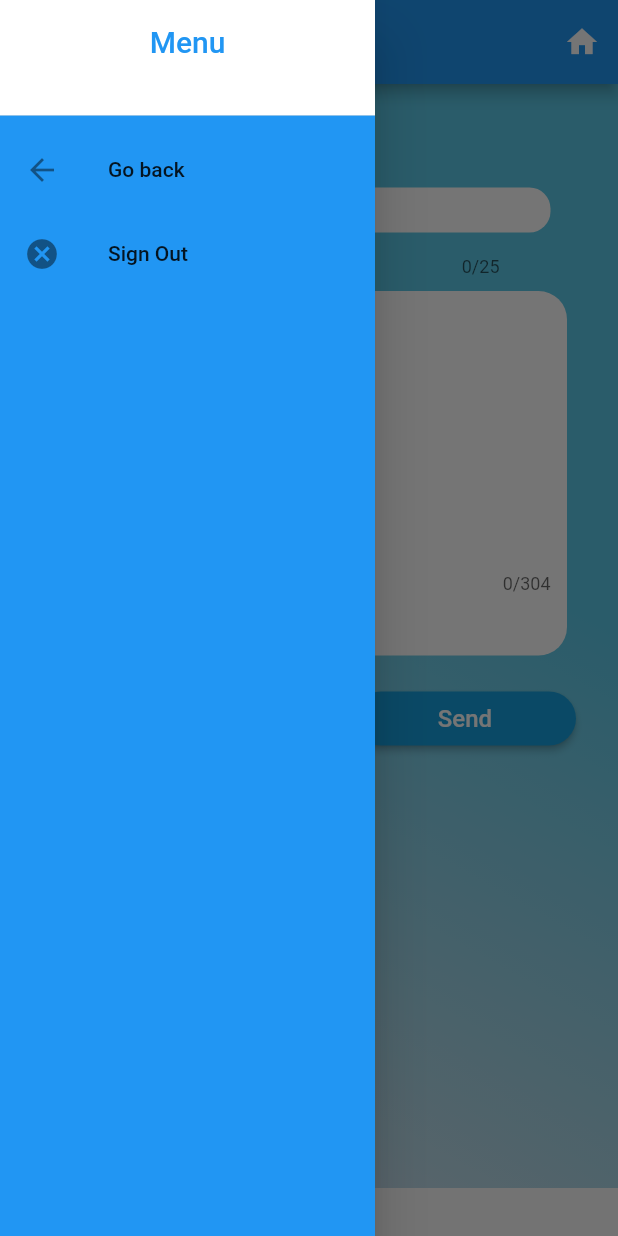
After one commit to Oelgin/floccinaucinihilipilification, a Flutter app: the FeedbackBox screen opened by its route, with the side drawer open, on a phone screen of 412 x 824 dp. The commit adds this screen. Run offline on Flutter 3.47's test engine with Material 2 defaults, Android fonts, the phone set to English and light mode, and no system bars; Roboto replaces fonts that are missing (Futura, STIXSizeTwoSym).

Commit message:
ffedbackbox implemented

```diff
--- a/smartclassmuadil/lib/HomePage.dart
+++ b/smartclassmuadil/lib/HomePage.dart
@@ -241,7 +241,7 @@ class _SecondScreenState extends State<SecondScreen> {
                               fontStyle: FontStyle.normal,
                             )),
                         onTap: () {
-                          Navigator.pushReplacementNamed(context, '/second');
+                          Navigator.pushReplacementNamed(context, '/feedback');
                         },
                       ),
                       ListTile(
--- /dev/null
+++ b/smartclassmuadil/lib/feedbackbox.dart
@@ -0,0 +1,243 @@
+import 'dart:async';
+import 'dart:io';
+
+import 'package:flutter/material.dart';
+
+import 'main.dart';
+
+class FeedbackBox extends StatefulWidget {
+  @override
+  State<StatefulWidget> createState() {
+    return _FeedbackBoxState();
+  }
+}
+
+class _FeedbackBoxState extends State<FeedbackBox> {
+  @override
+  Widget build(BuildContext context) {
+    return Scaffold(
+        appBar: AppBar(
+            title: Text("Home",
+                style: TextStyle(
+                  fontFamily: "Futura",
+                  fontStyle: FontStyle.normal,
+                )),
+            actions: <Widget>[
+              // action button
+              IconButton(
+                icon: Icon(Icons.home),
+                onPressed: () {
+                  Navigator.pushReplacementNamed(context, '/second');
+                },
+              ),
+            ]),
+        body: SingleChildScrollView(
+            child: Container(
+                width: 414,
+                height: 736,
+                decoration: BoxDecoration(
+                    gradient: LinearGradient(
+                        begin: Alignment(1, 0),
+                        end: Alignment(0, 1),
+                        colors: [
+                      const Color(0xff5cc8e6),
+                      const Color(0xffc6dce9)
+                    ])),
+                child: Stack(children: [
+                  // Rectangle 3
+                  PositionedDirectional(
+                    top: 108,
+                    start: 37,
+                    child: Container(
+                        width: 104,
+                        height: 94,
+                        decoration:
+                            BoxDecoration(color: const Color(0xff000000))),
+                  ),
+                  // Rectangle 2
+                  PositionedDirectional(
+                    top: 138,
+                    start: 36,
+                    child: Container(
+                        width: 342,
+                        height: 243,
+                        decoration: BoxDecoration(
+                            borderRadius: BorderRadius.all(Radius.circular(19)),
+                            color: const Color(0xffffffff))),
+                  ),
+                  // Feedback:
+                  PositionedDirectional(
+                    top: 111,
+                    start: 39,
+                    child: SizedBox(
+                        width: 97,
+                        height: 23,
+                        child: Text("Feedback:",
+                            style: const TextStyle(
+                                color: const Color(0xffffffff),
+                                fontWeight: FontWeight.w400,
+                                fontFamily: "STIXSizeTwoSym",
+                                fontStyle: FontStyle.normal,
+                                fontSize: 20.0),
+                            textAlign: TextAlign.left)),
+                  ),
+                  // asdjasdasodpaspdkasdğdlpasl Asdasldşasdkanskdnasjdnakld asdnaslkdmaslkdmasklmdlasd asdnlakdasksmdlasmdlkasdlk asdnadaklsdmlaksdlaskdlasmd asldjaskldmaskldmasdlkmasdk ajskdnaskdaslkdlamsdmklasdl askldmasldadşöasdlşaödşlasd asdklmaldaslşdasöşdlöasşdad
+                  PositionedDirectional(
+                    top: 134,
+                    start: 51,
+                    child: SizedBox(
+                        width: 316,
+                        height: 300,
+                        child: TextField(
+                         maxLength: 38*8,
+                         maxLines: 8,
+                          decoration: InputDecoration(
+                            border: InputBorder.none,
+                            hintText: "write",
+                            hintStyle: const TextStyle(
+                                color: Colors.black,
+                                fontWeight: FontWeight.w500,
+                                fontFamily: "Futura",
+                                fontStyle: FontStyle.normal,
+                                fontSize: 17.5),
+                          ),
+                          style: const TextStyle(
+                              color: Colors.black,
+                              fontWeight: FontWeight.w500,
+                              fontFamily: "Futura",
+                              fontStyle: FontStyle.normal,
+                              fontSize: 17.5),
+                          textAlign: TextAlign.left)),
+                  ),
+                  // Rectangle 4
+                  PositionedDirectional(
+                    top: 69,
+                    start: 37,
+                    child: Container(
+                        width: 330,
+                        height: 30,
+                        decoration: BoxDecoration(
+                            borderRadius: BorderRadius.all(Radius.circular(14)),
+                            color: const Color(0xffffffff))),
+                  ),
+                  //  Title:
+                  PositionedDirectional(
+                    top: 49,
+                    start: 40,
+                    child: SizedBox(
+                        width: 54,
+                        height: 50,
+                        child: Text(" Title:",
+                            style: const TextStyle(
+                                color: const Color(0xff000000),
+                                fontWeight: FontWeight.w400,
+                                fontFamily: "STIXSizeTwoSym",
+                                fontStyle: FontStyle.normal,
+                                fontSize: 20.0),
+                            textAlign: TextAlign.left)),
+                  ),
+                  // asdkjasdakldsasdasdads
+                  PositionedDirectional(
+                    top: 103,
+                    start: 95,
+                    child: SizedBox(
+                        width: 238,
+                        height: 23,
+                        child: TextField(
+                         maxLength: 25,
+                          decoration: InputDecoration(
+                            border: InputBorder.none,
+                            hintText: "write",
+                            hintStyle: const TextStyle(
+                                color: Colors.black,
+                                fontWeight: FontWeight.w500,
+                                fontFamily: "Futura",
+                                fontStyle: FontStyle.normal,
+                                fontSize: 17.5),
+                          ),
+                          style: const TextStyle(
+                              color: Colors.black,
+                              fontWeight: FontWeight.w500,
+                              fontFamily: "Futura",
+                              fontStyle: FontStyle.normal,
+                              fontSize: 17.5),
+                          textAlign: TextAlign.left)),
+                  ),
+                  // Rectangle 5
+                  PositionedDirectional(
+                    top: 399,
+                    start: 236,
+                    child: ButtonTheme(
+                      minWidth: 148,
+                      height: 36,
+
+                      child: RaisedButton(
+                        onPressed: () {
+                          },
+                        shape: RoundedRectangleBorder(borderRadius: BorderRadius.all(Radius.circular(27)),),
+
+                        color: const Color(0xff15a0de),
+                        child: Text("Send",
+                            style: TextStyle(
+                              color: Colors.white,
+                              fontSize: 16,
+                            )),
+                      )),
+                  ),
+                  // Send
+
+                ]))),
+        drawer: SizedBox(
+            width: 250,
+            child: Theme(
+                data: Theme.of(context).copyWith(
+                  canvasColor: Colors
+                      .blue, //This will change the drawer background to blue.
+                  //other styles
+                ),
+                child: Drawer(
+                  child: ListView(
+                    // Important: Remove any padding from the ListView.
+                    padding: EdgeInsets.zero,
+                    children: <Widget>[
+                      SizedBox(
+                          height: 85,
+                          child: DrawerHeader(
+                              decoration: BoxDecoration(color: Colors.white),
+                              child: Text(
+                                'Menu',
+                                textAlign: TextAlign.center,
+                                style: TextStyle(
+                                  fontFamily: "Futura",
+                                  fontStyle: FontStyle.normal,
+                                  color: Colors.blue,
+                                  fontSize: 20,
+                                ),
+                              ))),
+                      ListTile(
+                        leading: new Icon(Icons.arrow_back),
+                        title: Text('Go back',
+                            style: TextStyle(
+                              fontFamily: "Futura",
+                              fontStyle: FontStyle.normal,
+                            )),
+                        onTap: () {
+                          Navigator.pushReplacementNamed(context, '/second');
+                        },
+                      ),
+                      ListTile(
+                        leading: new Icon(Icons.cancel),
+                        title: Text('Sign Out',
+                            style: TextStyle(
+                              fontFamily: "Futura",
+                              fontStyle: FontStyle.normal,
+                            )),
+                        onTap: () {
+                          Navigator.pushReplacementNamed(context, '/home');
+                        },
+                      ),
+                    ],
+                  ),
+                ))));
+  }
+}
--- a/smartclassmuadil/lib/main.dart
+++ b/smartclassmuadil/lib/main.dart
@@ -1,3 +1,4 @@
+import 'package:fix/feedbackbox.dart';
 import 'package:flutter/material.dart';
 import 'package:fix/HomePage.dart';
 import 'assets.dart';
@@ -16,6 +17,7 @@ class MyApp extends StatelessWidget {
       routes: {
           '/home': (context) => MyHomePage(),
           '/second': (context) => SecondScreen(),
+          '/feedback': (context) => FeedbackBox(),
 
         }
     );
@@ -28,8 +30,8 @@ class MyHomePage extends StatefulWidget {
   @override
   _MyHomePageState createState() => _MyHomePageState();
 }
-const String username = "kcankaya";
-const String password = "kaan123kaan";
+const String username = "a";
+const String password = "b";
 
 class _MyHomePageState extends State<MyHomePage> {
     var _opacity = 0.0;
```
